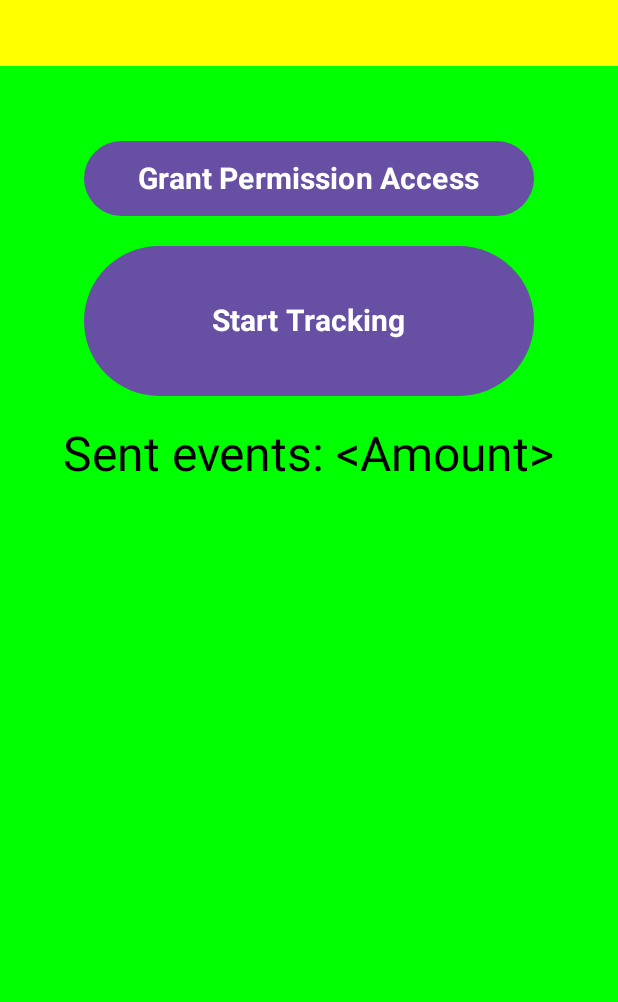
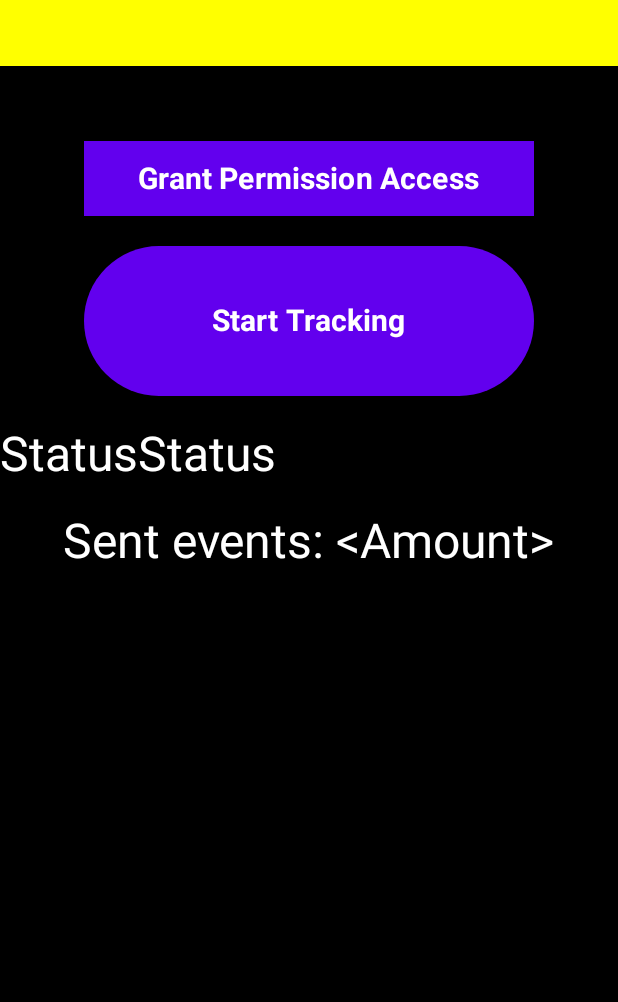
Before and after one commit to Eniark/Personal-Telemetry, an Android app built with Jetpack Compose: the screen it shows after launch (Main), on a phone screen of 412 x 824 dp, the part 234-1236 px from its top. Run offline under Robolectric (Android 15) with nearby library versions, the light colour scheme and no system bars.

Commit message:
Added a theme to the project to standardize styling. Added a function to check if the required permissions are added.

```diff
--- a/android_app/app/build.gradle.kts
+++ b/android_app/app/build.gradle.kts
@@ -25,12 +25,14 @@ android {
     }
 
     buildTypes {
-        release {
+        debug {
             buildConfigField(
                 "String",
                 "API_BASE_URL",
                 "\"http://192.168.0.102:8000/\""
             )
+        }
+        release {
             optimization {
                 enable = false
 
@@ -50,6 +52,7 @@ dependencies {
     implementation(libs.androidx.compose.material3)
     implementation(libs.androidx.compose.ui)
     implementation(libs.androidx.compose.ui.graphics)
+    implementation(libs.androidx.compose.ui.text)
     implementation(libs.androidx.compose.ui.tooling.preview)
     implementation(libs.androidx.core.ktx)
     implementation(libs.androidx.lifecycle.runtime.ktx)
--- a/android_app/app/src/main/java/com/example/personaltelemetry/Main.kt
+++ b/android_app/app/src/main/java/com/example/personaltelemetry/Main.kt
@@ -3,6 +3,7 @@ package com.example.personaltelemetry
 import android.os.Bundle
 import androidx.activity.ComponentActivity
 import androidx.activity.compose.setContent
+import com.example.personaltelemetry.app.ui.AppTheme
 import com.example.personaltelemetry.app.ui.TelemetryApp
 
 class Main: ComponentActivity() {
@@ -10,7 +11,9 @@ class Main: ComponentActivity() {
         super.onCreate(savedInstanceState)
 
         setContent {
-            TelemetryApp()
+            AppTheme {
+                TelemetryApp()
+            }
         }
     }
 }
--- a/android_app/app/src/main/java/com/example/personaltelemetry/app/api/ActivityEvent.kt
+++ b/android_app/app/src/main/java/com/example/personaltelemetry/app/api/ActivityEvent.kt
@@ -24,7 +24,7 @@ interface TelemetryApi {
 object ApiClient {
    val URL: String = BuildConfig.API_BASE_URL;
     private val retrofit = Retrofit.Builder()
-        .baseUrl(URL) // Move IP to a config file
+        .baseUrl(URL)
         .addConverterFactory(GsonConverterFactory.create())
         .build()
 
--- a/android_app/app/src/main/java/com/example/personaltelemetry/app/api/Worker.kt
+++ b/android_app/app/src/main/java/com/example/personaltelemetry/app/api/Worker.kt
@@ -4,7 +4,8 @@ import android.content.Context
 import android.util.Log
 import androidx.work.CoroutineWorker
 import androidx.work.WorkerParameters
-
+import android.app.AppOpsManager
+import android.os.Process
 class TelemetryRepository {
     suspend fun sendEvent(event: ActivityEvent) {
         ApiClient.api.sendEvent(event)
@@ -33,3 +34,18 @@ class MyWorker(appContext: Context, params: WorkerParameters) : CoroutineWorker(
         }
     }
 }
+
+
+fun hasUsageAccessPermission(context: Context): Boolean {
+    val appOps = context.getSystemService(Context.APP_OPS_SERVICE) as AppOpsManager
+
+    val mode = appOps.checkOpNoThrow(
+        AppOpsManager.OPSTR_GET_USAGE_STATS,
+        Process.myUid(),
+        context.packageName
+    )
+
+    Log.d("PERMISSIONS STATUS", mode.toString())
+
+    return mode == AppOpsManager.MODE_ALLOWED
+}
--- /dev/null
+++ b/android_app/app/src/main/java/com/example/personaltelemetry/app/ui/ColorScheme.kt
@@ -0,0 +1,8 @@
+package com.example.personaltelemetry.app.ui
+
+import androidx.compose.material3.lightColorScheme
+import androidx.compose.ui.graphics.Color
+
+val LightColorScheme = lightColorScheme(
+    primary = Color(0xFF6200EE)
+)
--- /dev/null
+++ b/android_app/app/src/main/java/com/example/personaltelemetry/app/ui/Dimensions.kt
@@ -0,0 +1,10 @@
+package com.example.personaltelemetry.app.ui
+
+import androidx.compose.ui.unit.Dp
+import androidx.compose.ui.unit.dp
+
+data class AppDimensions(
+    val paddingSmall: Dp = 8.dp,
+    val paddingMedium: Dp = 16.dp,
+    val paddingLarge: Dp = 24.dp
+)
--- /dev/null
+++ b/android_app/app/src/main/java/com/example/personaltelemetry/app/ui/Typography.kt
@@ -0,0 +1,22 @@
+package com.example.personaltelemetry.app.ui
+
+import androidx.compose.ui.text.font.FontWeight
+import androidx.compose.ui.text.TextStyle
+import androidx.compose.ui.unit.sp
+import androidx.compose.material3.Typography
+import androidx.compose.ui.graphics.Color
+
+val AppTypography = Typography(
+    headlineLarge = TextStyle(
+        fontSize = 35.sp,
+        fontWeight = FontWeight.Bold
+    ),
+    bodyLarge = TextStyle(
+        fontSize = 32.sp,
+        color = Color.White
+    ),
+    bodySmall = TextStyle(
+        fontSize = 14.sp,
+        color = Color.White
+    )
+)
--- a/android_app/app/src/main/java/com/example/personaltelemetry/app/ui/ui.kt
+++ b/android_app/app/src/main/java/com/example/personaltelemetry/app/ui/ui.kt
@@ -7,6 +7,7 @@ import android.provider.Settings
 import androidx.compose.foundation.background
 import androidx.compose.foundation.layout.Arrangement
 import androidx.compose.foundation.layout.Column
+import androidx.compose.foundation.layout.Row
 import androidx.compose.foundation.layout.fillMaxSize
 import androidx.compose.foundation.layout.fillMaxWidth
 import androidx.compose.foundation.layout.height
@@ -14,6 +15,7 @@ import androidx.compose.foundation.layout.padding
 import androidx.compose.foundation.layout.width
 import androidx.compose.material3.Button
 import androidx.compose.material3.ExperimentalMaterial3Api
+import androidx.compose.material3.MaterialTheme
 import androidx.compose.material3.Text
 import androidx.compose.runtime.Composable
 import androidx.compose.runtime.getValue
@@ -24,6 +26,7 @@ import androidx.compose.runtime.setValue
 import androidx.compose.ui.Alignment
 import androidx.compose.ui.Modifier
 import androidx.compose.ui.graphics.Color
+import androidx.compose.ui.graphics.RectangleShape
 import androidx.compose.ui.platform.LocalContext
 import androidx.compose.ui.text.font.FontWeight
 import androidx.compose.ui.unit.dp
@@ -33,8 +36,19 @@ import androidx.work.WorkManager
 import com.example.personaltelemetry.app.api.ActivityEvent
 import com.example.personaltelemetry.app.api.MyWorker
 import com.example.personaltelemetry.app.api.TelemetryRepository
+import com.example.personaltelemetry.app.api.hasUsageAccessPermission
 import kotlinx.coroutines.launch
+import java.security.Permission
 import java.util.concurrent.TimeUnit
+
+@Composable
+fun AppTheme(content: @Composable () -> Unit) {
+    MaterialTheme(
+        colorScheme = LightColorScheme,
+        typography = AppTypography,
+        content = content
+    )
+}
 
 @OptIn(ExperimentalMaterial3Api::class)
 @Composable
@@ -66,8 +80,7 @@ fun HeaderSection() {
                 top = 70.dp
             ),
             text = "Personal Telemetry",
-            fontSize = 35.sp,
-            fontWeight = FontWeight.Bold,
+            style = MaterialTheme.typography.headlineLarge,
             letterSpacing = 1.8.sp,
         )
     }
@@ -79,7 +92,7 @@ fun BodySection() {
     Column(
         modifier = Modifier
             .fillMaxSize()
-            .background(Color.Green),
+            .background(Color.Black),
 
         verticalArrangement = Arrangement.spacedBy(20.dp),
         horizontalAlignment = Alignment.CenterHorizontally
@@ -89,10 +102,10 @@ fun BodySection() {
         StartTrackingButton(running) {
             running = it
         }
-
+        statusRow()
         Text(
             text = "Sent events: <Amount>",
-            fontSize = 32.sp
+            style = MaterialTheme.typography.bodyLarge,
         )
 
     }
@@ -106,6 +119,25 @@ fun startTracking(context: Context) {
 
     WorkManager.getInstance(context).enqueue(request)
 
+}
+
+@Composable
+fun statusRow() {
+    val context = LocalContext.current
+
+    Row (
+        modifier = Modifier
+            .fillMaxWidth()
+    ) {
+        Text(
+            text = "Status",
+            style = MaterialTheme.typography.bodyLarge,
+        )
+        Text(
+            text = if (hasUsageAccessPermission(context)) "Status" else "test",
+            style = MaterialTheme.typography.bodyLarge,
+        )
+    }
 }
 @Composable
 fun StartTrackingButton(running: Boolean, onToggle: (Boolean) -> Unit) {
@@ -157,6 +189,7 @@ fun StartTrackingButton(running: Boolean, onToggle: (Boolean) -> Unit) {
     }
 }
 
+
 @Composable
 fun PermissionAccessButton() {
     val context = LocalContext.current
@@ -167,6 +200,7 @@ fun PermissionAccessButton() {
             val intent = Intent(Settings.ACTION_USAGE_ACCESS_SETTINGS)
             context.startActivity(intent)
         },
+        shape = RectangleShape,
         modifier = Modifier
             .padding(
                 top = 50.dp
--- a/android_app/gradle/libs.versions.toml
+++ b/android_app/gradle/libs.versions.toml
@@ -9,6 +9,7 @@ activityCompose = "1.13.0"
 kotlin = "2.2.10"
 composeBom = "2026.02.01"
 workRuntimeKtx = "2.11.2"
+uiText = "1.11.3"
 
 [libraries]
 androidx-core-ktx = { group = "androidx.core", name = "core-ktx", version.ref = "coreKtx" }
@@ -26,6 +27,7 @@ androidx-compose-ui-test-manifest = { group = "androidx.compose.ui", name = "ui-
 androidx-compose-ui-test-junit4 = { group = "androidx.compose.ui", name = "ui-test-junit4" }
 androidx-compose-material3 = { group = "androidx.compose.material3", name = "material3" }
 androidx-work-runtime-ktx = { group = "androidx.work", name = "work-runtime-ktx", version.ref = "workRuntimeKtx" }
+androidx-compose-ui-text = { group = "androidx.compose.ui", name = "ui-text", version.ref = "uiText" }
 
 [plugins]
 android-application = { id = "com.android.application", version.ref = "agp" }
```
